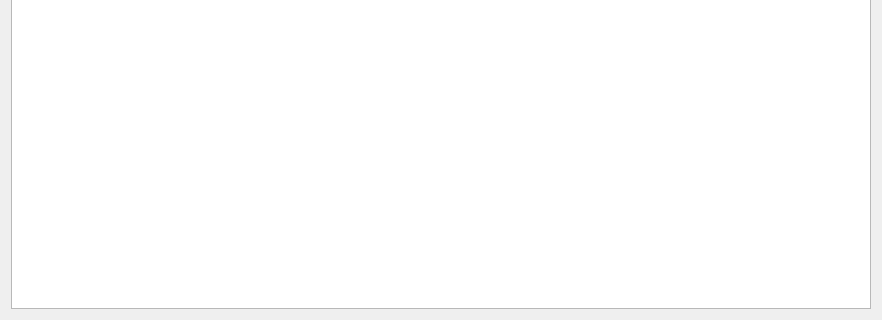
The window that HuaFonBench/src/usermng/deviceFind.ui (christing029/HuaFonBench) describes before a commit, drawn with Qt 5; both pictures show x 0 to 882 and y 189 to 509 of the 882 by 509 pixel window.
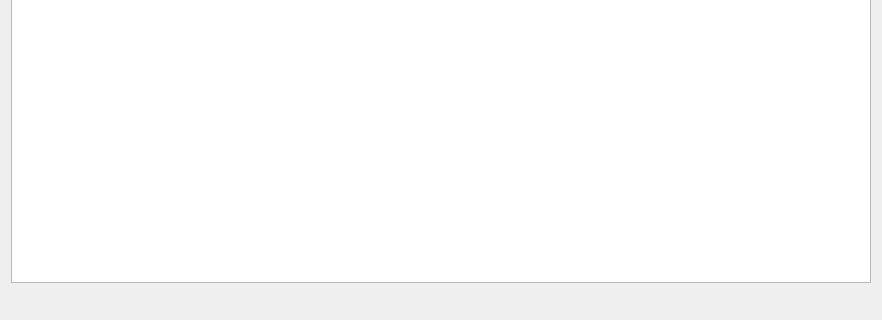
The same window after the commit.

The edit to the form file:
```diff
--- a/HuaFonBench/src/usermng/deviceFind.ui
+++ b/HuaFonBench/src/usermng/deviceFind.ui
@@ -120,6 +120,39 @@
      </item>
     </layout>
    </item>
+   <item>
+    <layout class="QHBoxLayout" name="horizontalLayout_3">
+     <item>
+      <spacer name="horizontalSpacer_3">
+       <property name="orientation">
+        <enum>Qt::Horizontal</enum>
+       </property>
+       <property name="sizeHint" stdset="0">
+        <size>
+         <width>40</width>
+         <height>20</height>
+        </size>
+       </property>
+      </spacer>
+     </item>
+     <item>
+      <widget class="QWidget" name="widget" native="true"/>
+     </item>
+     <item>
+      <spacer name="horizontalSpacer_4">
+       <property name="orientation">
+        <enum>Qt::Horizontal</enum>
+       </property>
+       <property name="sizeHint" stdset="0">
+        <size>
+         <width>40</width>
+         <height>20</height>
+        </size>
+       </property>
+      </spacer>
+     </item>
+    </layout>
+   </item>
   </layout>
  </widget>
  <layoutdefault spacing="6" margin="11"/>
```
